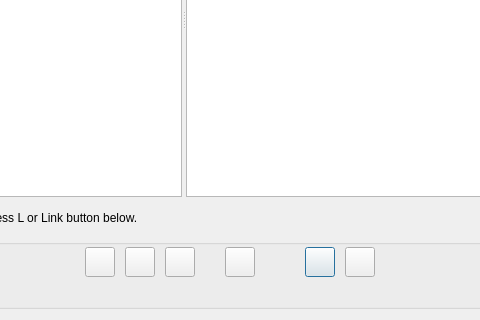
ccbogel/QualCoder, file GUI_UIs/ui_manage_references.ui: the form before one commit; both pictures show x 266 to 746 and y 171 to 491 of the 899 by 491 pixel window.
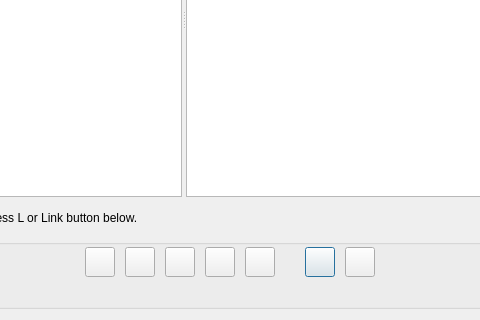
The form after the commit.

Commit message: Added auto link button

What changed in the file:
```diff
--- a/GUI_UIs/ui_manage_references.ui
+++ b/GUI_UIs/ui_manage_references.ui
@@ -168,7 +168,7 @@
      <widget class="QPushButton" name="pushButton_import">
       <property name="geometry">
        <rect>
-        <x>480</x>
+        <x>460</x>
         <y>8</y>
         <width>30</width>
         <height>30</height>
@@ -181,6 +181,22 @@
        <string/>
       </property>
      </widget>
+     <widget class="QPushButton" name="pushButton_auto_link">
+      <property name="geometry">
+       <rect>
+        <x>500</x>
+        <y>8</y>
+        <width>30</width>
+        <height>30</height>
+       </rect>
+      </property>
+      <property name="toolTip">
+       <string>&lt;html&gt;&lt;head/&gt;&lt;body&gt;&lt;p&gt;Automatically link references to unassigned file names.&lt;/p&gt;&lt;p&gt;Word matching uses words from the title, the first author and year.&lt;/p&gt;&lt;p&gt;Linking may be incorrect. &lt;/p&gt;&lt;p&gt;Review after applying the function.&lt;/p&gt;&lt;/body&gt;&lt;/html&gt;</string>
+      </property>
+      <property name="text">
+       <string/>
+      </property>
+     </widget>
     </widget>
    </item>
   </layout>
```
